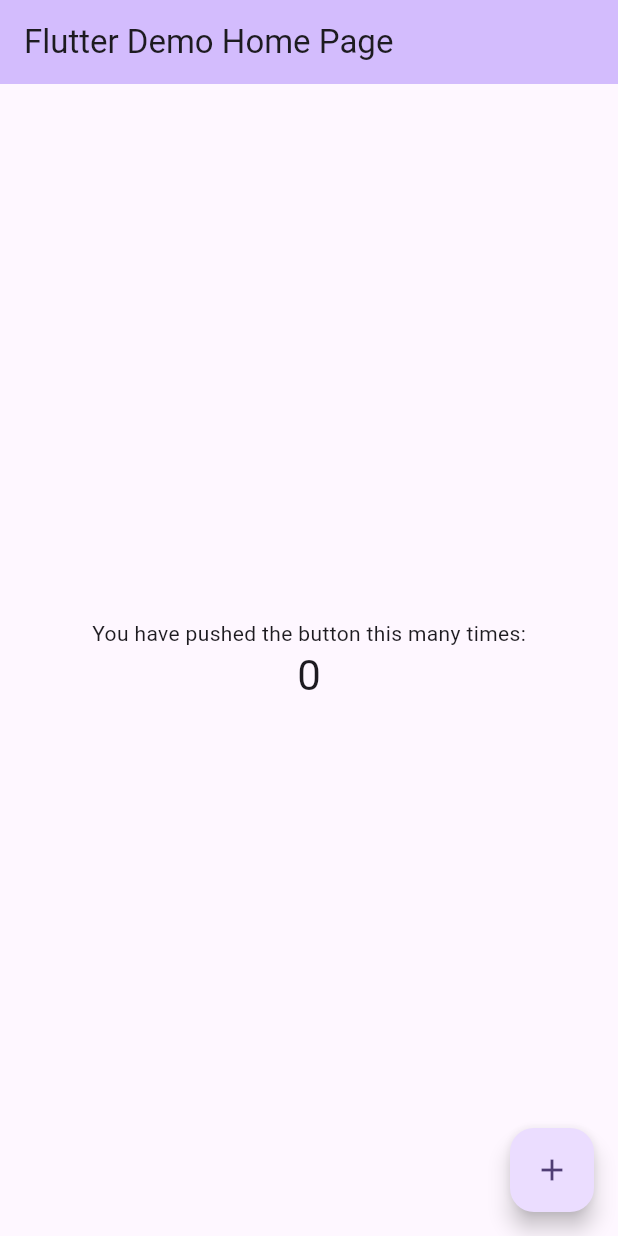
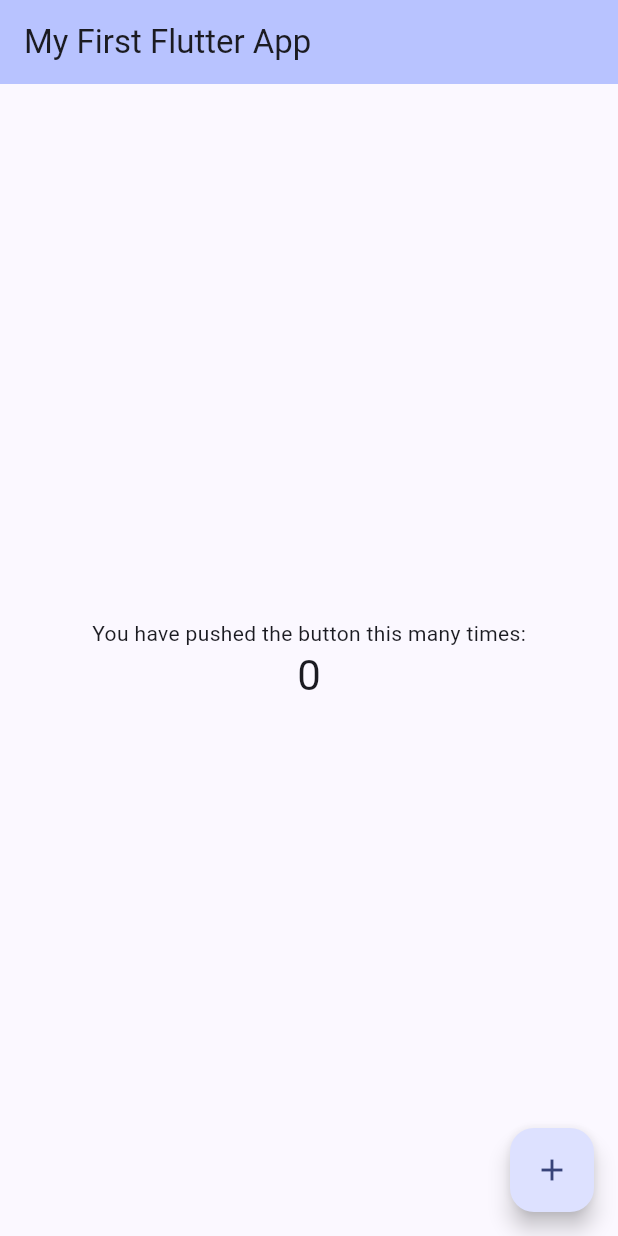
Before and after one commit to Fzappyy/flutter_first_codelab, a Flutter app: the screen it shows after launch, on a phone screen of 412 x 824 dp. Run offline on Flutter 3.47's test engine with Material 2 defaults, Android fonts, the phone set to English and light mode, and no system bars.

Commit message:
My first testing with commit

```diff
--- a/lib/main.dart
+++ b/lib/main.dart
@@ -28,10 +28,10 @@ class MyApp extends StatelessWidget {
         //
         // This works for code too, not just values: Most code changes can be
         // tested with just a hot reload.
-        colorScheme: ColorScheme.fromSeed(seedColor: Colors.deepPurple),
+        colorScheme: ColorScheme.fromSeed(seedColor: Color.fromARGB(255, 4, 50, 176)),
         useMaterial3: true,
       ),
-      home: const MyHomePage(title: 'Flutter Demo Home Page'),
+      home: const MyHomePage(title: 'My First Flutter App'),
     );
   }
 }
```
